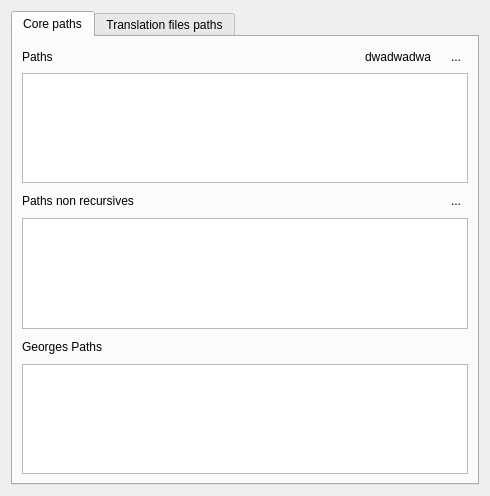
This is code/nel/tools/3d/object_viewer_qt/src/plugins/translation_manager/translation_manager_settings_page.ui in ryzom/ryzomcore as Qt 5 draws it before an edit. The edited form follows.
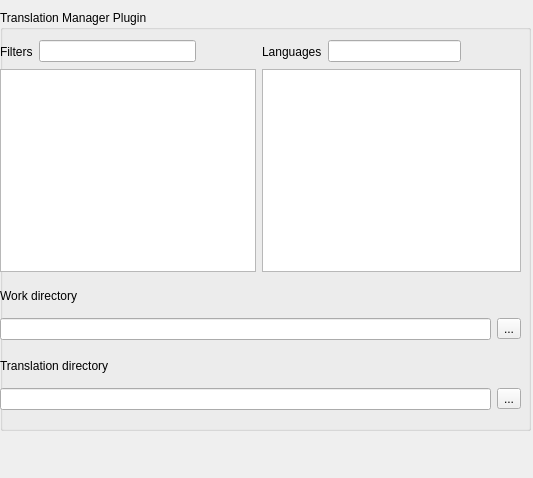
This is the edited form. The open tabs and pages were chosen to show the change. Icons and pictures are not drawn.

The edit to the form file:
```diff
--- a/code/nel/tools/3d/object_viewer_qt/src/plugins/translation_manager/translation_manager_settings_page.ui
+++ b/code/nel/tools/3d/object_viewer_qt/src/plugins/translation_manager/translation_manager_settings_page.ui
@@ -6,281 +6,32 @@
    <rect>
     <x>0</x>
     <y>0</y>
-    <width>490</width>
-    <height>496</height>
+    <width>533</width>
+    <height>478</height>
    </rect>
   </property>
   <property name="windowTitle">
    <string>Form</string>
   </property>
-  <layout class="QVBoxLayout" name="verticalLayout_6">
-   <item>
-    <widget class="QTabWidget" name="tabWidget">
-     <property name="currentIndex">
-      <number>1</number>
-     </property>
-     <widget class="QWidget" name="tab">
-      <attribute name="title">
-       <string>Core paths</string>
-      </attribute>
-      <layout class="QGridLayout" name="gridLayout_3">
-       <item row="0" column="0">
-        <layout class="QVBoxLayout" name="verticalLayout">
-         <item>
-          <layout class="QHBoxLayout" name="horizontalLayout">
-           <item>
-            <widget class="QLabel" name="label">
-             <property name="text">
-              <string>Paths</string>
-             </property>
-            </widget>
-           </item>
-           <item>
-            <spacer name="horizontalSpacer">
-             <property name="orientation">
-              <enum>Qt::Horizontal</enum>
-             </property>
-             <property name="sizeHint" stdset="0">
-              <size>
-               <width>318</width>
-               <height>20</height>
-              </size>
-             </property>
-            </spacer>
-           </item>
-           <item>
-            <widget class="QToolButton" name="paths_add">
-             <property name="text">
-              <string>dwadwadwa</string>
-             </property>
-             <property name="icon">
-              <iconset resource="../object_viewer/object_viewer.qrc">
-               <normaloff>:/icons/ic_nel_add_item.png</normaloff>:/icons/ic_nel_add_item.png</iconset>
-             </property>
-             <property name="toolButtonStyle">
-              <enum>Qt::ToolButtonIconOnly</enum>
-             </property>
-             <property name="autoRaise">
-              <bool>true</bool>
-             </property>
-            </widget>
-           </item>
-           <item>
-            <widget class="QToolButton" name="paths_del">
-             <property name="text">
-              <string>...</string>
-             </property>
-             <property name="icon">
-              <iconset resource="../object_viewer/object_viewer.qrc">
-               <normaloff>:/icons/ic_nel_delete_item.png</normaloff>:/icons/ic_nel_delete_item.png</iconset>
-             </property>
-             <property name="autoRaise">
-              <bool>true</bool>
-             </property>
-            </widget>
-           </item>
-          </layout>
-         </item>
-         <item>
-          <widget class="QListWidget" name="paths_list"/>
-         </item>
-        </layout>
-       </item>
-       <item row="1" column="0">
-        <layout class="QVBoxLayout" name="verticalLayout_3">
-         <item>
-          <layout class="QHBoxLayout" name="horizontalLayout_2">
-           <item>
-            <widget class="QLabel" name="label_2">
-             <property name="text">
-              <string>Paths non recursives</string>
-             </property>
-            </widget>
-           </item>
-           <item>
-            <spacer name="horizontalSpacer_2">
-             <property name="orientation">
-              <enum>Qt::Horizontal</enum>
-             </property>
-             <property name="sizeHint" stdset="0">
-              <size>
-               <width>218</width>
-               <height>20</height>
-              </size>
-             </property>
-            </spacer>
-           </item>
-           <item>
-            <widget class="QToolButton" name="pathsR_add">
-             <property name="text">
-              <string/>
-             </property>
-             <property name="icon">
-              <iconset resource="../object_viewer/object_viewer.qrc">
-               <normaloff>:/icons/ic_nel_add_item.png</normaloff>:/icons/ic_nel_add_item.png</iconset>
-             </property>
-             <property name="autoRaise">
-              <bool>true</bool>
-             </property>
-            </widget>
-           </item>
-           <item>
-            <widget class="QToolButton" name="pathsR_del">
-             <property name="text">
-              <string>...</string>
-             </property>
-             <property name="icon">
-              <iconset resource="../object_viewer/object_viewer.qrc">
-               <normaloff>:/icons/ic_nel_delete_item.png</normaloff>:/icons/ic_nel_delete_item.png</iconset>
-             </property>
-             <property name="autoRaise">
-              <bool>true</bool>
-             </property>
-            </widget>
-           </item>
-          </layout>
-         </item>
-         <item>
-          <widget class="QListWidget" name="pathsR_list"/>
-         </item>
-        </layout>
-       </item>
-       <item row="2" column="0">
-        <layout class="QVBoxLayout" name="verticalLayout_4">
-         <item>
-          <layout class="QHBoxLayout" name="horizontalLayout_3">
-           <item>
-            <widget class="QLabel" name="label_3">
-             <property name="text">
-              <string>Georges Paths</string>
-             </property>
-            </widget>
-           </item>
-           <item>
-            <spacer name="horizontalSpacer_3">
-             <property name="orientation">
-              <enum>Qt::Horizontal</enum>
-             </property>
-             <property name="sizeHint" stdset="0">
-              <size>
-               <width>258</width>
-               <height>20</height>
-              </size>
-             </property>
-            </spacer>
-           </item>
-           <item>
-            <widget class="QToolButton" name="georges_add">
-             <property name="text">
-              <string/>
-             </property>
-             <property name="icon">
-              <iconset resource="../object_viewer/object_viewer.qrc">
-               <normaloff>:/icons/ic_nel_add_item.png</normaloff>:/icons/ic_nel_add_item.png</iconset>
-             </property>
-             <property name="autoRaise">
-              <bool>true</bool>
-             </property>
-            </widget>
-           </item>
-           <item>
-            <widget class="QToolButton" name="georges_del">
-             <property name="text">
-              <string/>
-             </property>
-             <property name="icon">
-              <iconset resource="../object_viewer/object_viewer.qrc">
-               <normaloff>:/icons/ic_nel_delete_item.png</normaloff>:/icons/ic_nel_delete_item.png</iconset>
-             </property>
-             <property name="autoRaise">
-              <bool>true</bool>
-             </property>
-            </widget>
-           </item>
-          </layout>
-         </item>
-         <item>
-          <widget class="QListWidget" name="georges_list"/>
-         </item>
-        </layout>
-       </item>
-      </layout>
-     </widget>
-     <widget class="QWidget" name="tab_2">
-      <attribute name="title">
-       <string>Translation files paths</string>
-      </attribute>
-      <widget class="QWidget" name="layoutWidget">
+  <widget class="QGroupBox" name="groupBox">
        <property name="geometry">
         <rect>
-         <x>9</x>
-         <y>190</y>
-         <width>454</width>
-         <height>161</height>
-        </rect>
-       </property>
-       <layout class="QVBoxLayout" name="verticalLayout_5">
-        <item>
-         <widget class="QLabel" name="label_4">
-          <property name="text">
-           <string>Ligo class file - This is the name of the world_editor_classes.xml file.</string>
-          </property>
-         </widget>
-        </item>
-        <item>
-         <widget class="QLineEdit" name="ligo_edit"/>
-        </item>
-        <item>
-         <widget class="QLabel" name="label_8">
-          <property name="text">
-           <string>Work directory</string>
-          </property>
-         </widget>
-        </item>
-        <item>
-         <layout class="QHBoxLayout" name="horizontalLayout_5">
-          <item>
-           <widget class="QLineEdit" name="work_edit"/>
-          </item>
-          <item>
-           <widget class="QToolButton" name="work_add">
-            <property name="text">
-             <string>...</string>
-            </property>
-           </widget>
-          </item>
-         </layout>
-        </item>
-        <item>
-         <widget class="QLabel" name="label_6">
-          <property name="text">
-           <string>Translation directory</string>
-          </property>
-         </widget>
-        </item>
-        <item>
-         <layout class="QHBoxLayout" name="horizontalLayout_6">
-          <item>
-           <widget class="QLineEdit" name="translation_edit"/>
-          </item>
-          <item>
-           <widget class="QToolButton" name="translation_add">
-            <property name="text">
-             <string>...</string>
-            </property>
-           </widget>
-          </item>
-         </layout>
-        </item>
-       </layout>
-      </widget>
-      <widget class="QWidget" name="layoutWidget">
-       <property name="geometry">
-        <rect>
-         <x>9</x>
+     <x>0</x>
          <y>10</y>
-         <width>211</width>
-         <height>181</height>
+     <width>531</width>
+     <height>421</height>
+    </rect>
+   </property>
+   <property name="title">
+    <string>Translation Manager Plugin</string>
+   </property>
+   <widget class="QWidget" name="">
+    <property name="geometry">
+     <rect>
+      <x>0</x>
+      <y>30</y>
+      <width>521</width>
+      <height>232</height>
         </rect>
        </property>
        <layout class="QGridLayout" name="gridLayout">
@@ -322,32 +73,17 @@
           </property>
          </widget>
         </item>
-        <item row="1" column="0" colspan="4">
-         <widget class="QListWidget" name="filter_list"/>
-        </item>
-       </layout>
-      </widget>
-      <widget class="QWidget" name="layoutWidget">
-       <property name="geometry">
-        <rect>
-         <x>240</x>
-         <y>10</y>
-         <width>221</width>
-         <height>181</height>
-        </rect>
-       </property>
-       <layout class="QGridLayout" name="gridLayout_2">
-        <item row="0" column="0">
+     <item row="0" column="4">
          <widget class="QLabel" name="label_7">
           <property name="text">
            <string>Languages</string>
           </property>
          </widget>
         </item>
-        <item row="0" column="1">
+     <item row="0" column="5">
          <widget class="QLineEdit" name="lang_edit"/>
         </item>
-        <item row="0" column="2">
+     <item row="0" column="6">
          <widget class="QToolButton" name="lang_add">
           <property name="text">
            <string/>
@@ -361,7 +97,7 @@
           </property>
          </widget>
         </item>
-        <item row="0" column="3">
+     <item row="0" column="7">
          <widget class="QToolButton" name="lang_del">
           <property name="text">
            <string/>
@@ -376,14 +112,72 @@
          </widget>
         </item>
         <item row="1" column="0" colspan="4">
+      <widget class="QListWidget" name="filter_list"/>
+     </item>
+     <item row="1" column="4" colspan="4">
          <widget class="QListWidget" name="lang_list"/>
         </item>
        </layout>
       </widget>
-     </widget>
+   <widget class="QWidget" name="">
+    <property name="geometry">
+     <rect>
+      <x>0</x>
+      <y>340</y>
+      <width>521</width>
+      <height>60</height>
+     </rect>
+    </property>
+    <layout class="QGridLayout" name="gridLayout_2">
+     <item row="0" column="0">
+      <widget class="QLabel" name="label_6">
+       <property name="text">
+        <string>Translation directory</string>
+       </property>
+      </widget>
+     </item>
+     <item row="1" column="0">
+      <widget class="QLineEdit" name="translation_edit"/>
+     </item>
+     <item row="1" column="1">
+      <widget class="QToolButton" name="translation_add">
+       <property name="text">
+        <string>...</string>
+       </property>
     </widget>
    </item>
   </layout>
+   </widget>
+   <widget class="QWidget" name="">
+    <property name="geometry">
+     <rect>
+      <x>0</x>
+      <y>270</y>
+      <width>521</width>
+      <height>60</height>
+     </rect>
+    </property>
+    <layout class="QGridLayout" name="gridLayout_3">
+     <item row="0" column="0">
+      <widget class="QLabel" name="label_8">
+       <property name="text">
+        <string>Work directory</string>
+       </property>
+      </widget>
+     </item>
+     <item row="1" column="0">
+      <widget class="QLineEdit" name="work_edit"/>
+     </item>
+     <item row="1" column="1">
+      <widget class="QToolButton" name="work_add">
+       <property name="text">
+        <string>...</string>
+       </property>
+      </widget>
+     </item>
+    </layout>
+   </widget>
+  </widget>
  </widget>
  <resources>
   <include location="../../object_viewer_qt.qrc"/>
```
Left out of the diff: 19 changed lines with no effect on the pictures. Lines whose indentation alone changed are shown as unchanged.
